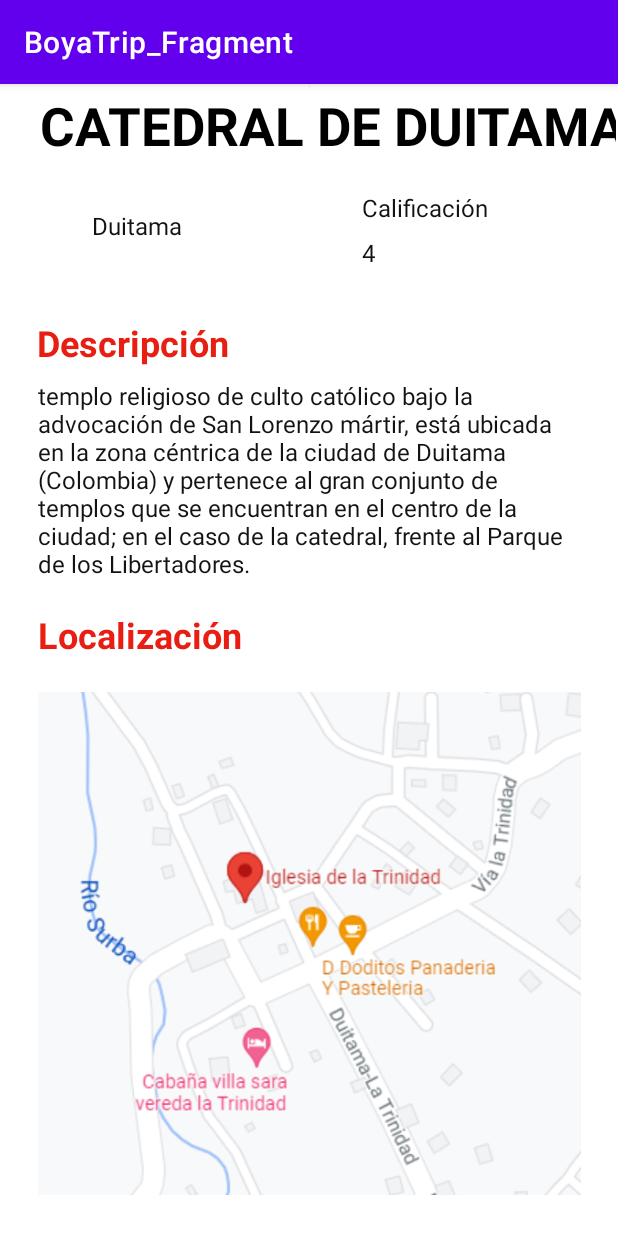
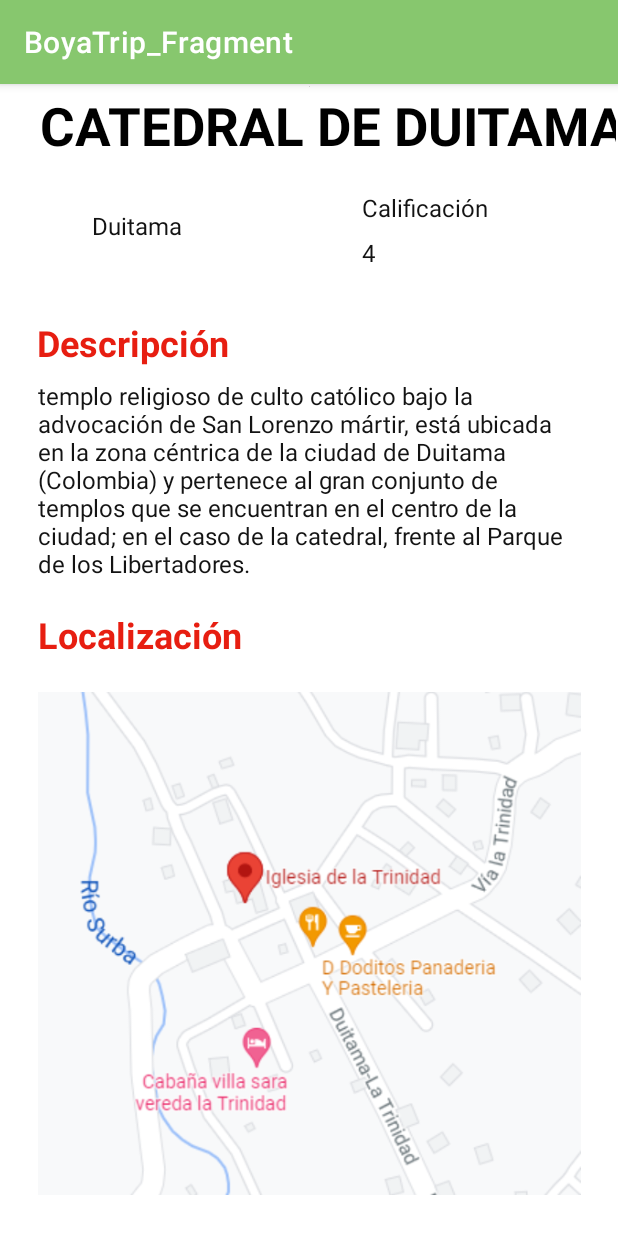
Before and after one commit to monoedi15/Boyatrip, an Android app: the screen it shows after launch (MainActivity), after a tap on "CATEDRAL DE DUITAMA", on a phone screen of 412 x 824 dp. Run offline under Robolectric (Android 15) with nearby library versions, the phone set to English and light mode, and no system bars; our stand-ins replace Picasso.

Commit message:
Cambio de color a la app, Vista de notificaciones funcional, pero no hay boton para dirigirse a las configuraciones

```diff
--- a/boyatrip_fragment/build.gradle
+++ b/boyatrip_fragment/build.gradle
@@ -43,7 +43,8 @@ dependencies {
     implementation 'androidx.legacy:legacy-support-v4:1.0.0'
     implementation 'androidx.navigation:navigation-fragment-ktx:2.3.5'
     implementation 'androidx.navigation:navigation-ui-ktx:2.3.5'
-    testImplementation 'junit:junit:4.+'
+    implementation 'androidx.preference:preference:1.1.1'
+    testImplementation 'junit:junit:'
     androidTestImplementation 'androidx.test.ext:junit:1.1.3'
     androidTestImplementation 'androidx.test.espresso:espresso-core:3.4.0'
     implementation 'com.squareup.picasso:picasso:2.8'
--- a/boyatrip_fragment/src/main/java/com/faberhurt/boyatrip_fragment/list/ListFragment.kt
+++ b/boyatrip_fragment/src/main/java/com/faberhurt/boyatrip_fragment/list/ListFragment.kt
@@ -43,7 +43,6 @@ class ListFragment : Fragment() {
     private fun onSiteClicked(sitioTuristico: SitiosInteresItem) {
         findNavController().navigate(ListFragmentDirections.actionListFragmentToDetailFragment(sitioTuristico))
 
-
     }
 
     private fun LoadMockListaLugaresFromJson(): ArrayList<SitiosInteresItem> {
--- a/boyatrip_fragment/src/main/res/navigation/mobile_navigation.xml
+++ b/boyatrip_fragment/src/main/res/navigation/mobile_navigation.xml
@@ -14,6 +14,9 @@
         <action
             android:id="@+id/action_listFragment_to_detailFragment"
             app:destination="@id/detailFragment" />
+        <action
+            android:id="@+id/action_listFragment_to_settingsFragment"
+            app:destination="@id/settingsFragment" />
     </fragment>
     <fragment
         android:id="@+id/detailFragment"
@@ -24,4 +27,8 @@
             android:name="sitioTuristico"
             app:argType="com.faberhurt.boyatrip_fragment.model.SitiosInteresItem" />
     </fragment>
+    <fragment
+        android:id="@+id/settingsFragment"
+        android:name="com.faberhurt.boyatrip_fragment.preference.SettingsFragment"
+        android:label="SettingsFragment" />
 </navigation>
--- a/boyatrip_fragment/src/main/res/values/strings.xml
+++ b/boyatrip_fragment/src/main/res/values/strings.xml
@@ -16,4 +16,8 @@
     <string name="catedral">Catedral de Duitama</string>
     <string name="Puntuacion">Puntuacion: 4.0</string>
     <string name="DespricionPO1">Descripcion breve del sitio turistico en cuestion y de como llegar a el</string>
+
+    <!-- Sync Preferences -->
+
+    <string name="notifications">Notificaciones</string>
 </resources>
--- a/boyatrip_fragment/src/main/res/values/themes.xml
+++ b/boyatrip_fragment/src/main/res/values/themes.xml
@@ -2,11 +2,11 @@
     <!-- Base application theme. -->
     <style name="Theme.Boyatrip" parent="Theme.MaterialComponents.DayNight.DarkActionBar">
         <!-- Primary brand color. -->
-        <item name="colorPrimary">@color/purple_500</item>
-        <item name="colorPrimaryVariant">@color/purple_700</item>
-        <item name="colorOnPrimary">@color/white</item>
+        <item name="colorPrimary">#87C76E</item>
+        <item name="colorPrimaryVariant">#6AAE6D</item>
+        <item name="colorOnPrimary">@color/black</item>
         <!-- Secondary brand color. -->
-        <item name="colorSecondary">@color/teal_200</item>
+        <item name="colorSecondary">#6AAE6D</item>
         <item name="colorSecondaryVariant">@color/teal_700</item>
         <item name="colorOnSecondary">@color/black</item>
         <!-- Status bar color. -->
@@ -14,18 +14,18 @@
         <!-- Customize your theme here. -->
     </style>
     <style name="Title_Place">
-        <item name="android:textSize">35dp</item>
+        <item name="android:textSize">35sp</item>
         <item name="android:textColor">@color/black</item>
         <item name="android:textStyle">bold</item>
 
     </style>
     <style name="Text_Subtitles">
-        <item name="android:textSize">24dp</item>
+        <item name="android:textSize">24sp</item>
         <item name="android:textColor">#E71E11</item>
         <item name="android:textStyle">bold</item>
     </style>
     <style name="Text_Description">
-        <item name="android:textSize">16dp</item>
+        <item name="android:textSize">16sp</item>
         <item name="android:textColor">#131313</item>
     </style>
 </resources>
```
Also changed, not shown: boyatrip_fragment/src/main/java/com/faberhurt/boyatrip_fragment/preference/SettingsFragment.kt (added, +12 -0 lines), boyatrip_fragment/src/main/res/drawable/ic_notifications.xml (added, +10 -0 lines), boyatrip_fragment/src/main/res/drawable/ic_sound.xml (added, +10 -0 lines), boyatrip_fragment/src/main/res/values/arrays.xml (added, +12 -0 lines), boyatrip_fragment/src/main/res/xml/root_preferences.xml (added, +20 -0 lines).
